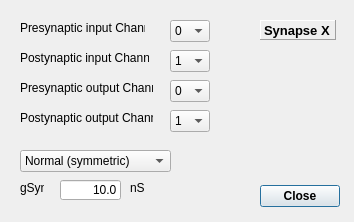
CompEphys-team/stdpc, file src/gui/GapJunctionDlg.ui: the form before one commit.
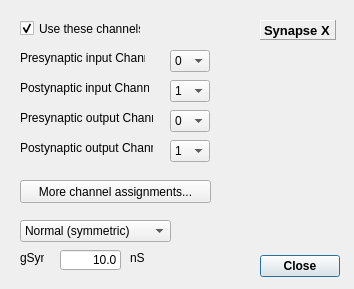
The form after the commit.

Commit message:
Applied multi-assignmt fw to gap junctions
... in hindsight, the assignment dialog should probably have been a
dynamically-sized table widget instead. Oops.

```diff
--- a/src/gui/GapJunctionDlg.ui
+++ b/src/gui/GapJunctionDlg.ui
@@ -1,22 +1,22 @@
 <ui version="4.0" >
  <class>GapJunctionDlg</class>
- <widget class="QDialog" name="GapJunctionDlg" >
-  <property name="geometry" >
+ <widget class="QDialog" name="GapJunctionDlg">
+  <property name="geometry">
    <rect>
     <x>0</x>
     <y>0</y>
     <width>354</width>
-    <height>222</height>
+    <height>289</height>
    </rect>
   </property>
   <property name="windowTitle" >
    <string>Gap Junction</string>
   </property>
-  <widget class="QDialogButtonBox" name="buttonBox" >
-   <property name="geometry" >
+  <widget class="QDialogButtonBox" name="buttonBox">
+   <property name="geometry">
     <rect>
      <x>180</x>
-     <y>180</y>
+     <y>250</y>
      <width>160</width>
      <height>32</height>
     </rect>
@@ -34,11 +34,11 @@
     <set>QDialogButtonBox::Close</set>
    </property>
   </widget>
-  <widget class="QComboBox" name="postInChannelCombo" >
-   <property name="geometry" >
+  <widget class="QComboBox" name="postInChannelCombo">
+   <property name="geometry">
     <rect>
      <x>170</x>
-     <y>50</y>
+     <y>80</y>
      <width>40</width>
      <height>22</height>
     </rect>
@@ -62,11 +62,11 @@
     </property>
    </item>
   </widget>
-  <widget class="QLabel" name="label_3" >
-   <property name="geometry" >
+  <widget class="QLabel" name="label_3">
+   <property name="geometry">
     <rect>
      <x>20</x>
-     <y>50</y>
+     <y>80</y>
      <width>129</width>
      <height>16</height>
     </rect>
@@ -116,11 +116,11 @@
     <string>Synapse X</string>
    </property>
   </widget>
-  <widget class="QComboBox" name="preInChannelCombo" >
-   <property name="geometry" >
+  <widget class="QComboBox" name="preInChannelCombo">
+   <property name="geometry">
     <rect>
      <x>170</x>
-     <y>20</y>
+     <y>50</y>
      <width>40</width>
      <height>22</height>
     </rect>
@@ -141,11 +141,11 @@
     </property>
    </item>
   </widget>
-  <widget class="QLabel" name="label_2" >
-   <property name="geometry" >
+  <widget class="QLabel" name="label_2">
+   <property name="geometry">
     <rect>
      <x>20</x>
-     <y>20</y>
+     <y>50</y>
      <width>125</width>
      <height>16</height>
     </rect>
@@ -154,11 +154,11 @@
     <string>Presynaptic input Channel</string>
    </property>
   </widget>
-  <widget class="QComboBox" name="typeCombo" >
-   <property name="geometry" >
+  <widget class="QComboBox" name="typeCombo">
+   <property name="geometry">
     <rect>
      <x>20</x>
-     <y>150</y>
+     <y>220</y>
      <width>151</width>
      <height>22</height>
     </rect>
@@ -174,11 +174,11 @@
     </property>
    </item>
   </widget>
-  <widget class="QLabel" name="label_4" >
-   <property name="geometry" >
+  <widget class="QLabel" name="label_4">
+   <property name="geometry">
     <rect>
      <x>20</x>
-     <y>180</y>
+     <y>250</y>
      <width>24</width>
      <height>16</height>
     </rect>
@@ -187,11 +187,11 @@
     <string>gSyn</string>
    </property>
   </widget>
-  <widget class="QLabel" name="label_9" >
-   <property name="geometry" >
+  <widget class="QLabel" name="label_9">
+   <property name="geometry">
     <rect>
      <x>130</x>
-     <y>180</y>
+     <y>250</y>
      <width>16</width>
      <height>16</height>
     </rect>
@@ -200,11 +200,11 @@
     <string>nS</string>
    </property>
   </widget>
-  <widget class="QLineEdit" name="gSynE" >
-   <property name="geometry" >
+  <widget class="QLineEdit" name="gSynE">
+   <property name="geometry">
     <rect>
      <x>60</x>
-     <y>180</y>
+     <y>250</y>
      <width>61</width>
      <height>20</height>
     </rect>
@@ -219,11 +219,11 @@
     <set>Qt::AlignRight|Qt::AlignTrailing|Qt::AlignVCenter</set>
    </property>
   </widget>
-  <widget class="QComboBox" name="preOutChannelCombo" >
-   <property name="geometry" >
+  <widget class="QComboBox" name="preOutChannelCombo">
+   <property name="geometry">
     <rect>
      <x>170</x>
-     <y>80</y>
+     <y>110</y>
      <width>40</width>
      <height>22</height>
     </rect>
@@ -244,11 +244,11 @@
     </property>
    </item>
   </widget>
-  <widget class="QLabel" name="label_5" >
-   <property name="geometry" >
+  <widget class="QLabel" name="label_5">
+   <property name="geometry">
     <rect>
      <x>20</x>
-     <y>80</y>
+     <y>110</y>
      <width>133</width>
      <height>16</height>
     </rect>
@@ -257,11 +257,11 @@
     <string>Presynaptic output Channel</string>
    </property>
   </widget>
-  <widget class="QComboBox" name="postOutChannelCombo" >
-   <property name="geometry" >
+  <widget class="QComboBox" name="postOutChannelCombo">
+   <property name="geometry">
     <rect>
      <x>170</x>
-     <y>110</y>
+     <y>140</y>
      <width>40</width>
      <height>22</height>
     </rect>
@@ -285,11 +285,11 @@
     </property>
    </item>
   </widget>
-  <widget class="QLabel" name="label_6" >
-   <property name="geometry" >
+  <widget class="QLabel" name="label_6">
+   <property name="geometry">
     <rect>
      <x>20</x>
-     <y>110</y>
+     <y>140</y>
      <width>133</width>
      <height>16</height>
     </rect>
@@ -298,6 +298,35 @@
     <string>Postynaptic output Channel</string>
    </property>
   </widget>
+  <widget class="QPushButton" name="btnAssign">
+   <property name="geometry">
+    <rect>
+     <x>20</x>
+     <y>180</y>
+     <width>191</width>
+     <height>23</height>
+    </rect>
+   </property>
+   <property name="text">
+    <string>More channel assignments...</string>
+   </property>
+  </widget>
+  <widget class="QCheckBox" name="cbUseLegacy">
+   <property name="geometry">
+    <rect>
+     <x>20</x>
+     <y>20</y>
+     <width>121</width>
+     <height>17</height>
+    </rect>
+   </property>
+   <property name="text">
+    <string>Use these channels:</string>
+   </property>
+   <property name="checked">
+    <bool>true</bool>
+   </property>
+  </widget>
  </widget>
  <resources/>
  <connections>
```
Left out of the diff: 93 changed lines with no effect on the pictures. The commit also changes 12 other files.
